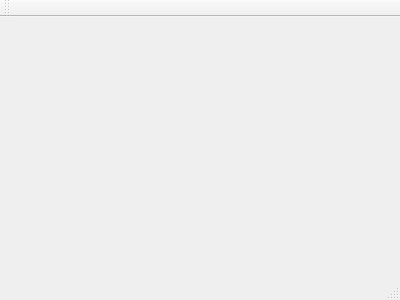
Qt form form/mainwindow.ui (fape/multi-camera-remote) before a commit.
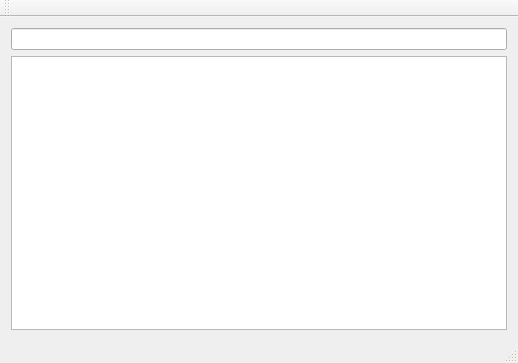
The same form after that commit.

Commit message: first app, list supported cameras in searchable view

```diff
--- a/form/mainwindow.ui
+++ b/form/mainwindow.ui
@@ -1,24 +1,52 @@
 <ui version="4.0">
  <class>MainWindow</class>
- <widget class="QMainWindow" name="MainWindow" >
-  <property name="geometry" >
+ <widget class="QMainWindow" name="MainWindow">
+  <property name="geometry">
    <rect>
     <x>0</x>
     <y>0</y>
-    <width>400</width>
-    <height>300</height>
+    <width>518</width>
+    <height>363</height>
    </rect>
   </property>
   <property name="windowTitle" >
    <string>MainWindow</string>
   </property>
-  <widget class="QMenuBar" name="menuBar" />
-  <widget class="QToolBar" name="mainToolBar" />
-  <widget class="QWidget" name="centralWidget" />
-  <widget class="QStatusBar" name="statusBar" />
+  <widget class="QWidget" name="centralWidget">
+   <layout class="QHBoxLayout" name="horizontalLayout">
+    <item>
+     <layout class="QVBoxLayout" name="verticalLayout">
+      <item>
+       <widget class="QLineEdit" name="lineEdit"/>
+      </item>
+      <item>
+       <widget class="QTableView" name="tableView"/>
+      </item>
+     </layout>
+    </item>
+   </layout>
+  </widget>
+  <widget class="QMenuBar" name="menuBar">
+   <property name="geometry">
+    <rect>
+     <x>0</x>
+     <y>0</y>
+     <width>518</width>
+     <height>25</height>
+    </rect>
+   </property>
+  </widget>
+  <widget class="QToolBar" name="mainToolBar">
+   <attribute name="toolBarArea">
+    <enum>TopToolBarArea</enum>
+   </attribute>
+   <attribute name="toolBarBreak">
+    <bool>false</bool>
+   </attribute>
+  </widget>
+  <widget class="QStatusBar" name="statusBar"/>
  </widget>
- <layoutDefault spacing="6" margin="11" />
- <pixmapfunction></pixmapfunction>
+ <layoutdefault spacing="6" margin="11"/>
  <resources/>
  <connections/>
 </ui>
```
Left out of the diff: 3 changed lines with no effect on the pictures. The commit also changes 2 other files.
